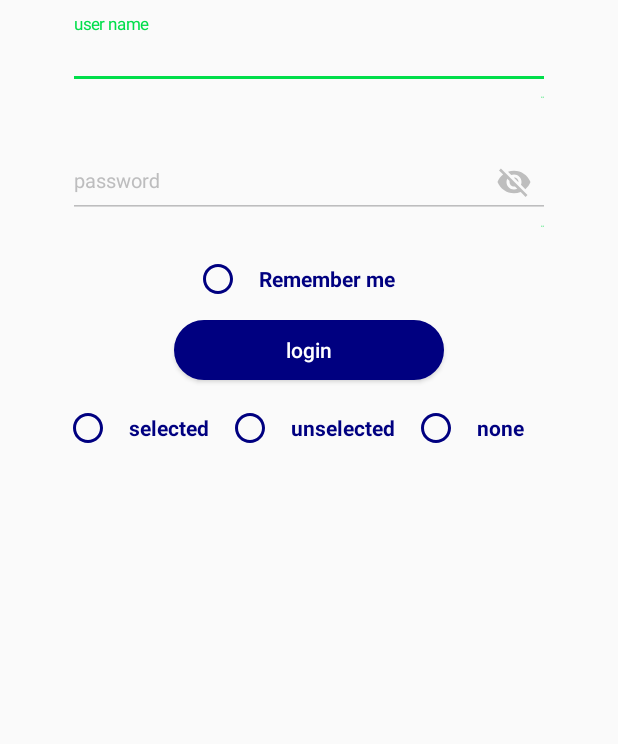
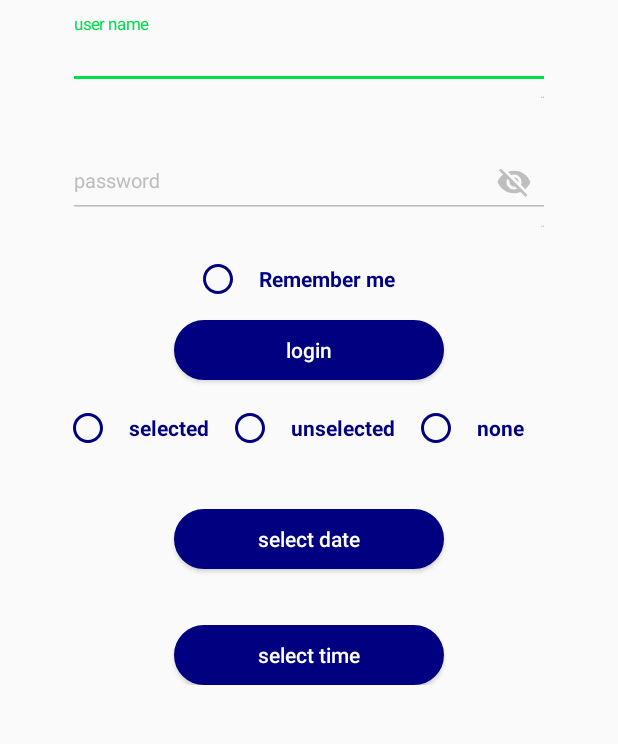
Before and after one commit to webaddicted/AndroidCode, an Android app: the fragment WidgetFragment shown on its own in the app's theme, on a phone screen of 412 x 824 dp, the part 399-1143 px from its top. Run offline under Robolectric (Android 15) with nearby library versions, the phone set to English and light mode, and no system bars; our stand-ins replace EventBus, data binding; Roboto replaces fonts that are not available here; 2 statements that could not run were skipped.

```diff
--- a/app/src/main/java/com/example/deepaksharma/androidcode/view/fragment/WidgetFragment.java
+++ b/app/src/main/java/com/example/deepaksharma/androidcode/view/fragment/WidgetFragment.java
@@ -12,6 +12,7 @@ import com.example.deepaksharma.androidcode.R;
 import com.example.deepaksharma.androidcode.databinding.FragmentWidgetBinding;
 import com.example.deepaksharma.androidcode.global.ValidationHelper;
 import com.example.deepaksharma.androidcode.global.constant.AppConstant;
+import com.example.deepaksharma.androidcode.utils.GlobalUtilities;
 import com.example.deepaksharma.androidcode.view.BaseFragment;
 import com.example.deepaksharma.androidcode.view.home.HomeActivity;
 
@@ -42,8 +43,10 @@ public class WidgetFragment extends BaseFragment implements View.OnClickListener
 
     private void clickListener() {
         mBinding.btnLogin.setOnClickListener(this);
+        mBinding.btnDataPicker.setOnClickListener(this);
+        mBinding.btnTimePicker.setOnClickListener(this);
         mBinding.edtEmail.addTextChangedListener(new EditTextListener(mBinding.edtEmail));
-
+        mBinding.edtPwd.addTextChangedListener(new EditTextListener(mBinding.edtPwd));
         mBinding.rg.setOnCheckedChangeListener((group, checkedId) -> {
             int selectedId = mBinding.rg.getCheckedRadioButtonId();
             RadioButton rb = (RadioButton) getView().findViewById(selectedId);
@@ -59,7 +62,10 @@ public class WidgetFragment extends BaseFragment implements View.OnClickListener
     public void onClick(View v) {
         switch (v.getId()) {
             case R.id.btn_login:
+                if (validate()) GlobalUtilities.showToast(getResources().getString(R.string.done));
+                else
                 break;
+
         }
     }
 
--- a/app/src/main/res/layout/fragment_widget.xml
+++ b/app/src/main/res/layout/fragment_widget.xml
@@ -27,8 +27,7 @@
                 android:layout_height="@dimen/dp120"
                 android:layout_gravity="center"
                 android:layout_marginTop="@dimen/dp65"
-                android:src="@drawable/logo"
-                />
+                android:src="@drawable/logo" />
 
             <android.support.design.widget.TextInputLayout
                 android:id="@+id/wrpper_email"
@@ -41,8 +40,8 @@
                 <android.support.design.widget.TextInputEditText
                     android:id="@+id/edt_email"
                     style="@style/Edittext"
+                    android:hint="@string/first_name"
                     android:inputType="textEmailAddress"
-                    android:hint="@string/first_name"
                     android:maxLength="30" />
 
             </android.support.design.widget.TextInputLayout>
@@ -101,6 +100,34 @@
                     style="@style/checkBox"
                     android:text="@string/none" />
             </RadioGroup>
+
+            <LinearLayout
+                android:layout_width="match_parent"
+                android:layout_height="wrap_content"
+                android:layout_marginTop="@dimen/dp10"
+                android:layout_marginBottom="@dimen/dp10"
+                android:orientation="vertical">
+
+                <TextView
+                    android:id="@+id/txt_date_value"
+                    style="@style/TextView_Regular" />
+
+                <Button
+                    android:id="@+id/btn_data_picker"
+                    style="@style/Button"
+                    android:text="@string/select_date" />
+
+                <TextView
+                    android:id="@+id/txt_time_value"
+                    style="@style/TextView_Regular"
+                    android:layout_marginTop="@dimen/dp5" />
+
+                <Button
+                    android:id="@+id/btn_time_picker"
+                    style="@style/Button"
+                    android:text="@string/select_time" />
+            </LinearLayout>
+
         </LinearLayout>
     </ScrollView>
 </layout>
--- a/app/src/main/res/values/strings.xml
+++ b/app/src/main/res/values/strings.xml
@@ -45,5 +45,8 @@
     <string name="selected">selected</string>
     <string name="unselected">unselected</string>
     <string name="none">none</string>
+    <string name="select_date">select date</string>
+    <string name="select_time">select time</string>
+    <string name="done">done</string>
 
 </resources>
--- a/app/src/main/res/values/styles.xml
+++ b/app/src/main/res/values/styles.xml
@@ -120,6 +120,21 @@
         <item name="android:textAllCaps">false</item>
         <item name="android:layout_gravity">center</item>
         <item name="android:textColor">@color/white</item>
+        <item name="android:layout_marginTop">@dimen/dp10</item>
     </style>
-
+    <style name="TextView_Regular">
+        <item name="android:layout_width">wrap_content</item>
+        <item name="android:layout_height">wrap_content</item>
+        <item name="android:layout_gravity">center</item>
+        <item name="android:textColor">@color/app_color</item>
+        <item name="android:textSize">@dimen/sp16</item>
+    </style>
+    <style name="TextView_Headline">
+        <item name="android:layout_width">wrap_content</item>
+        <item name="android:layout_height">wrap_content</item>
+        <item name="android:layout_gravity">center</item>
+        <item name="android:textColor">@color/app_color</item>
+        <item name="android:textSize">@dimen/sp18</item>
+        <item name="android:textStyle">bold</item>
+    </style>
 </resources>
```
Also changed, not shown: app/src/main/java/com/example/deepaksharma/androidcode/global/ValidationHelper.java (+0 -16 lines).
